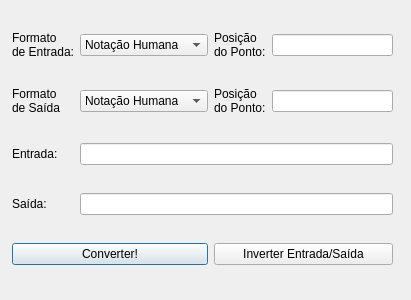
Above: src/gui/pointconversordialog.ui from petcomputacaoufrgs/hidracpp before the change. Below: the same form after it.
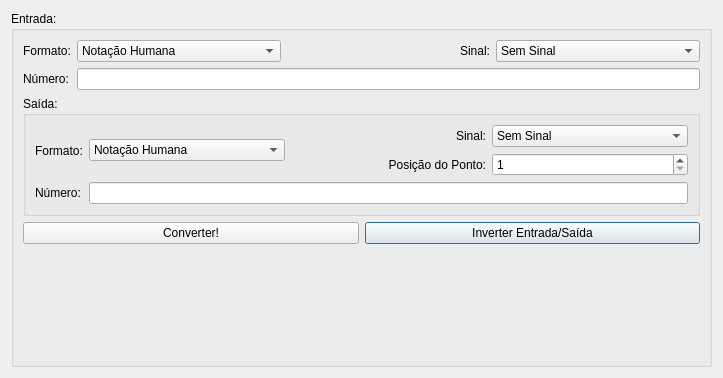
That is the form after the change.

Commit message: point conversor is... ready?

Patch:
```diff
--- a/src/gui/pointconversordialog.ui
+++ b/src/gui/pointconversordialog.ui
@@ -6,189 +6,309 @@
    <rect>
     <x>0</x>
     <y>0</y>
-    <width>411</width>
-    <height>300</height>
+    <width>723</width>
+    <height>378</height>
    </rect>
   </property>
   <property name="windowTitle">
    <string>Conversor de Ponto</string>
   </property>
-  <widget class="QWidget" name="gridLayoutWidget">
-   <property name="geometry">
-    <rect>
-     <x>12</x>
-     <y>9</y>
-     <width>381</width>
-     <height>281</height>
-    </rect>
-   </property>
-   <layout class="QGridLayout" name="gridLayout">
-    <item row="0" column="2">
-     <widget class="QLabel" name="label_4">
-      <property name="text">
-       <string>Posição
-do Ponto:</string>
-      </property>
-     </widget>
-    </item>
-    <item row="0" column="1">
-     <widget class="QComboBox" name="comboBoxInput">
-      <item>
-       <property name="text">
-        <string>Notação Humana</string>
+  <layout class="QGridLayout" name="gridLayout_2">
+   <item row="0" column="0">
+    <layout class="QVBoxLayout" name="verticalLayout">
+     <item>
+      <widget class="QGroupBox" name="groupBox">
+       <property name="title">
+        <string>Entrada:</string>
        </property>
-      </item>
-      <item>
-       <property name="text">
-        <string>Float 16 Bits</string>
-       </property>
-      </item>
-      <item>
-       <property name="text">
-        <string>Float 32 Bits</string>
-       </property>
-      </item>
-      <item>
-       <property name="text">
-        <string>Float 64 Bits</string>
-       </property>
-      </item>
-      <item>
-       <property name="text">
-        <string>Ponto Fixo 8 Bits</string>
-       </property>
-      </item>
-      <item>
-       <property name="text">
-        <string>Ponto Fixo 16 Bits</string>
-       </property>
-      </item>
-      <item>
-       <property name="text">
-        <string>Ponto Fixo 32 Bits</string>
-       </property>
-      </item>
-      <item>
-       <property name="text">
-        <string>Ponto Fixo 64 Bits</string>
-       </property>
-      </item>
-     </widget>
-    </item>
-    <item row="0" column="3">
-     <widget class="QLineEdit" name="lineEdit_3"/>
-    </item>
-    <item row="3" column="0">
-     <widget class="QLabel" name="label">
-      <property name="text">
-       <string>Saída:</string>
-      </property>
-     </widget>
-    </item>
-    <item row="0" column="0">
-     <widget class="QLabel" name="label_3">
-      <property name="text">
-       <string>Formato
-de Entrada:</string>
-      </property>
-     </widget>
-    </item>
-    <item row="2" column="0">
-     <widget class="QLabel" name="label_2">
-      <property name="text">
-       <string>Entrada:</string>
-      </property>
-     </widget>
-    </item>
-    <item row="1" column="0">
-     <widget class="QLabel" name="label_5">
-      <property name="text">
-       <string>Formato
-de Saída</string>
-      </property>
-     </widget>
-    </item>
-    <item row="1" column="2">
-     <widget class="QLabel" name="label_6">
-      <property name="text">
-       <string>Posição
-do Ponto:</string>
-      </property>
-     </widget>
-    </item>
-    <item row="1" column="3">
-     <widget class="QLineEdit" name="lineEdit_4"/>
-    </item>
-    <item row="1" column="1">
-     <widget class="QComboBox" name="comboBoxOutput">
-      <item>
-       <property name="text">
-        <string>Notação Humana</string>
-       </property>
-      </item>
-      <item>
-       <property name="text">
-        <string>Float 16 Bits</string>
-       </property>
-      </item>
-      <item>
-       <property name="text">
-        <string>Float 32 Bits</string>
-       </property>
-      </item>
-      <item>
-       <property name="text">
-        <string>Float 64 Bits</string>
-       </property>
-      </item>
-      <item>
-       <property name="text">
-        <string>Ponto Fixo 8 Bits</string>
-       </property>
-      </item>
-      <item>
-       <property name="text">
-        <string>Ponto Fixo 16 Bits</string>
-       </property>
-      </item>
-      <item>
-       <property name="text">
-        <string>Ponto Fixo 32 Bits</string>
-       </property>
-      </item>
-      <item>
-       <property name="text">
-        <string>Ponto Fixo 64 Bits</string>
-       </property>
-      </item>
-     </widget>
-    </item>
-    <item row="4" column="0" colspan="2">
-     <widget class="QPushButton" name="convertButton">
-      <property name="text">
-       <string>Converter!</string>
-      </property>
-     </widget>
-    </item>
-    <item row="4" column="2" colspan="2">
-     <widget class="QPushButton" name="invertButton">
-      <property name="text">
-       <string>Inverter Entrada/Saída</string>
-      </property>
-     </widget>
-    </item>
-    <item row="2" column="1" colspan="3">
-     <widget class="QLineEdit" name="lineEditInput"/>
-    </item>
-    <item row="3" column="1" colspan="3">
-     <widget class="QLineEdit" name="lineEditOutput">
-      <property name="readOnly">
-       <bool>true</bool>
-      </property>
-     </widget>
-    </item>
-   </layout>
-  </widget>
+       <layout class="QGridLayout" name="gridLayout_4">
+        <item row="2" column="0">
+         <layout class="QGridLayout" name="gridLayout">
+          <item row="0" column="1">
+           <widget class="QPushButton" name="invertButton">
+            <property name="text">
+             <string>Inverter Entrada/Saída</string>
+            </property>
+           </widget>
+          </item>
+          <item row="0" column="0">
+           <widget class="QPushButton" name="convertButton">
+            <property name="text">
+             <string>Converter!</string>
+            </property>
+           </widget>
+          </item>
+         </layout>
+        </item>
+        <item row="1" column="0">
+         <widget class="QGroupBox" name="groupBox_2">
+          <property name="title">
+           <string>Saída:</string>
+          </property>
+          <layout class="QGridLayout" name="gridLayout_6">
+           <item row="0" column="0">
+            <layout class="QGridLayout" name="gridLayout_5">
+             <item row="0" column="3">
+              <widget class="QComboBox" name="outputSignedness">
+               <item>
+                <property name="text">
+                 <string>Sem Sinal</string>
+                </property>
+               </item>
+               <item>
+                <property name="text">
+                 <string>Complemento de 2</string>
+                </property>
+               </item>
+              </widget>
+             </item>
+             <item row="2" column="0">
+              <widget class="QLabel" name="label">
+               <property name="sizePolicy">
+                <sizepolicy hsizetype="Maximum" vsizetype="Preferred">
+                 <horstretch>0</horstretch>
+                 <verstretch>0</verstretch>
+                </sizepolicy>
+               </property>
+               <property name="text">
+                <string>Número:</string>
+               </property>
+              </widget>
+             </item>
+             <item row="0" column="2">
+              <widget class="QLabel" name="labelOutputSignedness">
+               <property name="sizePolicy">
+                <sizepolicy hsizetype="Preferred" vsizetype="Preferred">
+                 <horstretch>0</horstretch>
+                 <verstretch>0</verstretch>
+                </sizepolicy>
+               </property>
+               <property name="text">
+                <string>Sinal:</string>
+               </property>
+               <property name="alignment">
+                <set>Qt::AlignRight|Qt::AlignTrailing|Qt::AlignVCenter</set>
+               </property>
+              </widget>
+             </item>
+             <item row="1" column="2">
+              <widget class="QLabel" name="labelOutputPointPos">
+               <property name="sizePolicy">
+                <sizepolicy hsizetype="Preferred" vsizetype="Preferred">
+                 <horstretch>0</horstretch>
+                 <verstretch>0</verstretch>
+                </sizepolicy>
+               </property>
+               <property name="text">
+                <string>Posição do Ponto:</string>
+               </property>
+               <property name="alignment">
+                <set>Qt::AlignRight|Qt::AlignTrailing|Qt::AlignVCenter</set>
+               </property>
+              </widget>
+             </item>
+             <item row="1" column="3">
+              <widget class="QSpinBox" name="outputPointPos">
+               <property name="minimum">
+                <number>1</number>
+               </property>
+               <property name="maximum">
+                <number>63</number>
+               </property>
+              </widget>
+             </item>
+             <item row="2" column="1" colspan="3">
+              <widget class="QLineEdit" name="lineEditOutput">
+               <property name="readOnly">
+                <bool>true</bool>
+               </property>
+              </widget>
+             </item>
+             <item row="0" column="1" rowspan="2">
+              <widget class="QComboBox" name="outputFormat">
+               <item>
+                <property name="text">
+                 <string>Notação Humana</string>
+                </property>
+               </item>
+               <item>
+                <property name="text">
+                 <string>Float 16 Bits</string>
+                </property>
+               </item>
+               <item>
+                <property name="text">
+                 <string>Float 32 Bits</string>
+                </property>
+               </item>
+               <item>
+                <property name="text">
+                 <string>Float 64 Bits</string>
+                </property>
+               </item>
+               <item>
+                <property name="text">
+                 <string>Ponto Fixo 8 Bits</string>
+                </property>
+               </item>
+               <item>
+                <property name="text">
+                 <string>Ponto Fixo 16 Bits</string>
+                </property>
+               </item>
+               <item>
+                <property name="text">
+                 <string>Ponto Fixo 32 Bits</string>
+                </property>
+               </item>
+               <item>
+                <property name="text">
+                 <string>Ponto Fixo 64 Bits</string>
+                </property>
+               </item>
+              </widget>
+             </item>
+             <item row="0" column="0" rowspan="2">
+              <widget class="QLabel" name="label_5">
+               <property name="sizePolicy">
+                <sizepolicy hsizetype="Maximum" vsizetype="Preferred">
+                 <horstretch>0</horstretch>
+                 <verstretch>0</verstretch>
+                </sizepolicy>
+               </property>
+               <property name="text">
+                <string>Formato:</string>
+               </property>
+              </widget>
+             </item>
+            </layout>
+           </item>
+          </layout>
+         </widget>
+        </item>
+        <item row="0" column="0">
+         <layout class="QGridLayout" name="gridLayout_3">
+          <item row="1" column="0">
+           <widget class="QLabel" name="label_2">
+            <property name="sizePolicy">
+             <sizepolicy hsizetype="Maximum" vsizetype="Preferred">
+              <horstretch>0</horstretch>
+              <verstretch>0</verstretch>
+             </sizepolicy>
+            </property>
+            <property name="text">
+             <string>Número:</string>
+            </property>
+           </widget>
+          </item>
+          <item row="0" column="0">
+           <widget class="QLabel" name="label_3">
+            <property name="sizePolicy">
+             <sizepolicy hsizetype="Maximum" vsizetype="Preferred">
+              <horstretch>0</horstretch>
+              <verstretch>0</verstretch>
+             </sizepolicy>
+            </property>
+            <property name="text">
+             <string>Formato:</string>
+            </property>
+           </widget>
+          </item>
+          <item row="0" column="2">
+           <widget class="QLabel" name="labelInputSignedness">
+            <property name="sizePolicy">
+             <sizepolicy hsizetype="Preferred" vsizetype="Preferred">
+              <horstretch>0</horstretch>
+              <verstretch>0</verstretch>
+             </sizepolicy>
+            </property>
+            <property name="text">
+             <string>Sinal:</string>
+            </property>
+            <property name="alignment">
+             <set>Qt::AlignRight|Qt::AlignTrailing|Qt::AlignVCenter</set>
+            </property>
+           </widget>
+          </item>
+          <item row="1" column="1" colspan="3">
+           <widget class="QLineEdit" name="lineEditInput"/>
+          </item>
+          <item row="0" column="3">
+           <widget class="QComboBox" name="inputSignedness">
+            <item>
+             <property name="text">
+              <string>Sem Sinal</string>
+             </property>
+            </item>
+            <item>
+             <property name="text">
+              <string>Complemento de 2</string>
+             </property>
+            </item>
+           </widget>
+          </item>
+          <item row="0" column="1">
+           <widget class="QComboBox" name="inputFormat">
+            <item>
+             <property name="text">
+              <string>Notação Humana</string>
+             </property>
+            </item>
+            <item>
+             <property name="text">
+              <string>Float 16 Bits</string>
+             </property>
+            </item>
+            <item>
+             <property name="text">
+              <string>Float 32 Bits</string>
+             </property>
+            </item>
+            <item>
+             <property name="text">
+              <string>Float 64 Bits</string>
+             </property>
+            </item>
+            <item>
+             <property name="text">
+              <string>Ponto Fixo 8 Bits</string>
+             </property>
+            </item>
+            <item>
+             <property name="text">
+              <string>Ponto Fixo 16 Bits</string>
+             </property>
+            </item>
+            <item>
+             <property name="text">
+              <string>Ponto Fixo 32 Bits</string>
+             </property>
+            </item>
+            <item>
+             <property name="text">
+              <string>Ponto Fixo 64 Bits</string>
+             </property>
+            </item>
+           </widget>
+          </item>
+         </layout>
+        </item>
+        <item row="3" column="0">
+         <widget class="QLabel" name="errorMessage">
+          <property name="text">
+           <string/>
+          </property>
+          <property name="alignment">
+           <set>Qt::AlignCenter</set>
+          </property>
+         </widget>
+        </item>
+       </layout>
+      </widget>
+     </item>
+    </layout>
+   </item>
+  </layout>
  </widget>
  <resources/>
  <connections/>
```
The commit also changes 4 other files.
